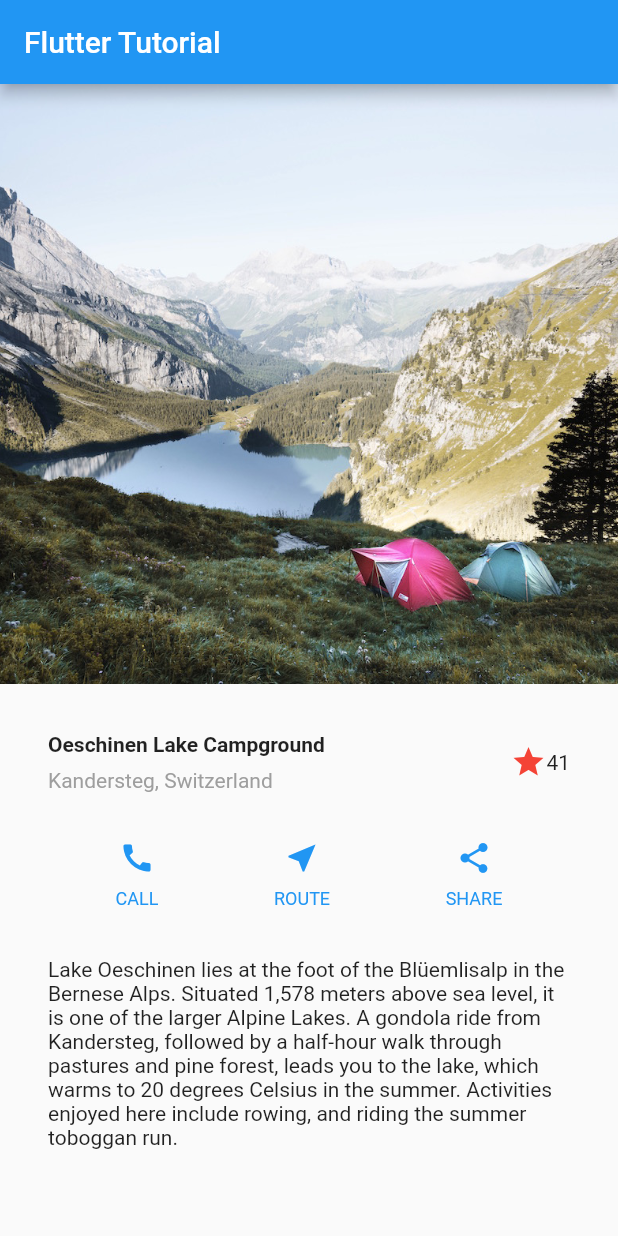
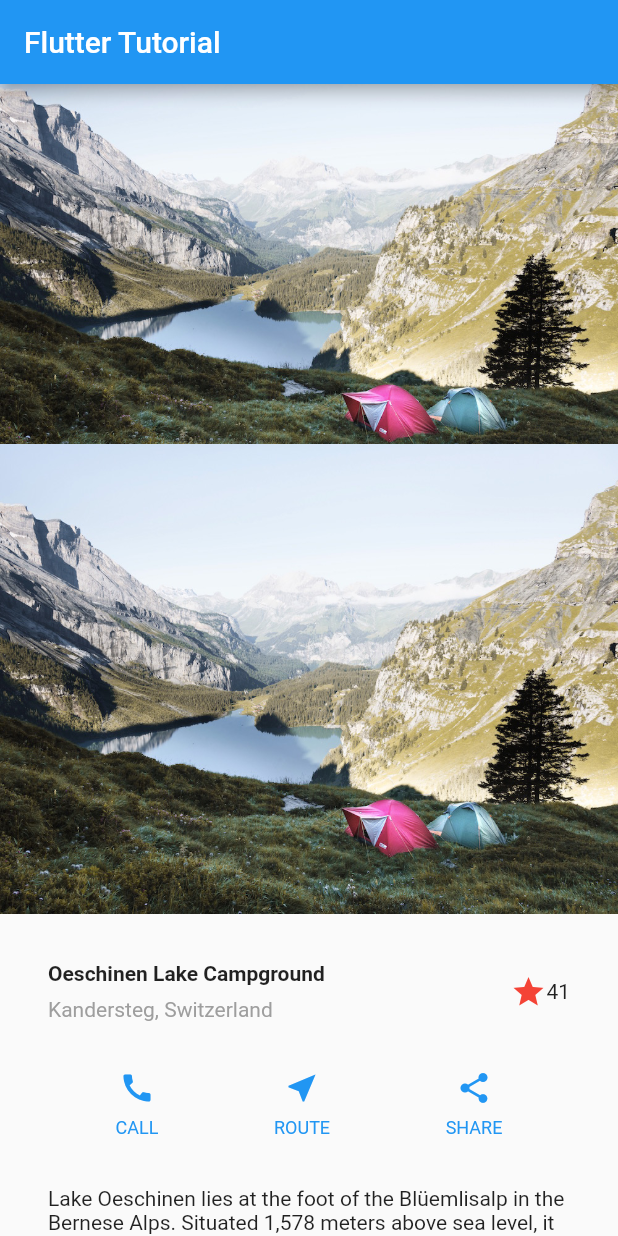
Before and after one commit to dercio-sinione/FlutterTutorial, a Flutter app: the screen it shows after launch, on a phone screen of 412 x 824 dp. Run offline on Flutter 3.47's test engine with Material 2 defaults, Android fonts, the phone set to English and light mode, and no system bars.

```diff
--- a/lib/main.dart
+++ b/lib/main.dart
@@ -20,9 +20,10 @@ class MyApp extends StatelessWidget {
                 Image.asset(
                   'images/lake.jpg',
                   width: 600,
-                  height: 400,
+                  height: 240,
                   fit: BoxFit.cover,
                 ),
+                Image(image: AssetImage('images/lake.jpg')),
                 TitleSection(),
                 ButtonSection(),
                 CustomTextSection(),
--- a/pubspec.yaml
+++ b/pubspec.yaml
@@ -39,6 +39,7 @@ dev_dependencies:
 flutter:
   uses-material-design: true
   assets:
+    - images/
     - images/lake.jpg
   # An image asset can refer to one or more resolution-specific "variants", see
   # https://flutter.dev/assets-and-images/#resolution-aware.
```
